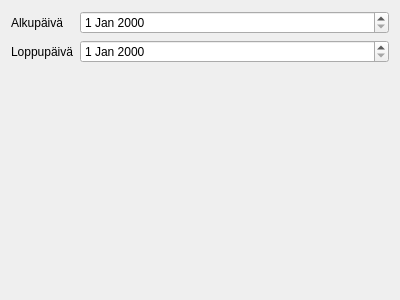
Above: kitupiikki/raportti/paivakirja.ui from artoh/kitupiikki before the change. Below: the same form after it.
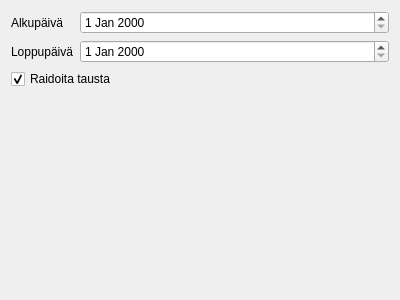
That is the form after the change.

```diff
--- a/kitupiikki/raportti/paivakirja.ui
+++ b/kitupiikki/raportti/paivakirja.ui
@@ -38,6 +38,16 @@
      </item>
     </layout>
    </item>
+   <item>
+    <widget class="QCheckBox" name="raidoita">
+     <property name="text">
+      <string>Raidoita tausta</string>
+     </property>
+     <property name="checked">
+      <bool>true</bool>
+     </property>
+    </widget>
+   </item>
    <item>
     <spacer name="verticalSpacer">
      <property name="orientation">
```
